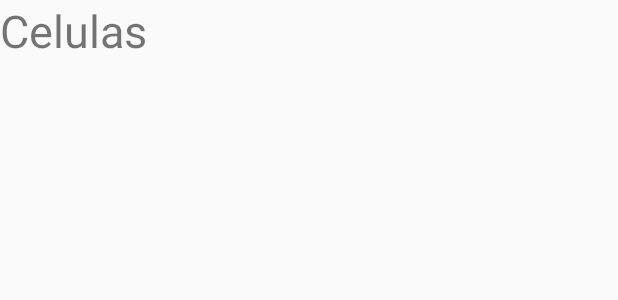
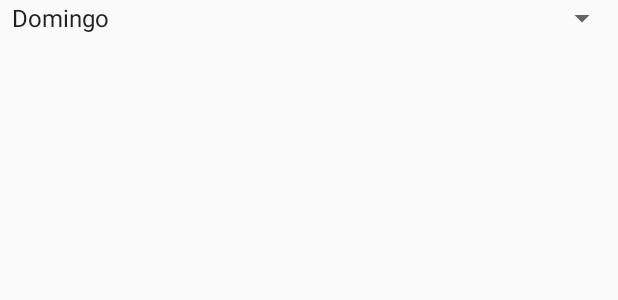
Before and after one commit to JonatasVeloso/Celulas, an Android app: the layout fragment_celulas.xml on its own in the app's theme, with its tools: preview values and no code run, on a phone screen of 412 x 824 dp. Shown: the top 300 px of the screen. Run offline under Robolectric (Android 15) with nearby library versions, the phone set to English and light mode, and no system bars.

Commit message:
Adicionado Spinner em Células e Alterado os títulos da activity

```diff
--- a/app/build.gradle
+++ b/app/build.gradle
@@ -26,4 +26,5 @@ dependencies {
     testImplementation 'junit:junit:4.12'
     androidTestImplementation 'com.android.support.test:runner:1.0.2'
     androidTestImplementation 'com.android.support.test.espresso:espresso-core:3.0.2'
+    implementation 'com.android.support:recyclerview-v7:28.0.0'
 }
--- a/app/src/main/java/com/example/celulas/MainActivity.java
+++ b/app/src/main/java/com/example/celulas/MainActivity.java
@@ -77,19 +77,24 @@ public class MainActivity extends AppCompatActivity
         int id = item.getItemId();
 
         if (id == R.id.nav_inicio) {
+            setTitle("Vida Plena");
             getSupportFragmentManager().beginTransaction().replace(R.id.content,
                     new InicioFragment()).commit();
         } else if (id == R.id.nav_celula) {
+            setTitle("Células");
             getSupportFragmentManager().beginTransaction().replace(R.id.content,
                     new CelulasFragment()).commit();
         } else if (id == R.id.nav_share) {
+            setTitle("Compartilhar");
             Toast.makeText(this,"Compartilhar", Toast.LENGTH_SHORT).show();
             getSupportFragmentManager().beginTransaction().replace(R.id.content,
                     new CompartilharFragment()).commit();
         } else if (id == R.id.nav_contato) {
+            setTitle("Contato");
             getSupportFragmentManager().beginTransaction().replace(R.id.content,
                     new ContatoFragment()).commit();
         } else if (id == R.id.nav_ideia) {
+            setTitle("Ideias");
             getSupportFragmentManager().beginTransaction().replace(R.id.content,
                     new IdeiasFragment()).commit();
         }
--- a/app/src/main/res/layout/fragment_celulas.xml
+++ b/app/src/main/res/layout/fragment_celulas.xml
@@ -1,13 +1,15 @@
 <?xml version="1.0" encoding="utf-8"?>
 <LinearLayout xmlns:android="http://schemas.android.com/apk/res/android"
-    android:orientation="vertical"
     android:layout_width="match_parent"
-    android:layout_height="match_parent">
+    android:layout_height="match_parent"
+    android:orientation="vertical">
 
-    <TextView
-        android:layout_width="wrap_content"
+    <Spinner
+        android:id="@+id/spinner"
+        android:layout_width="match_parent"
         android:layout_height="wrap_content"
-        android:text="Celulas"
-        android:textSize="30sp"/>
+        android:entries="@array/Semana"
+        android:scrollbarSize="80dp"
+        android:prompt="@string/msg_semana" />
 
 </LinearLayout>
--- a/app/src/main/res/menu/activity_main_drawer.xml
+++ b/app/src/main/res/menu/activity_main_drawer.xml
@@ -16,6 +16,9 @@
 
         <item android:title="IDE">
             <menu>
+            </menu>
+        </item>
+
         <item
             android:id="@+id/nav_share"
             android:icon="@drawable/ic_menu_share"
@@ -28,8 +31,8 @@
             android:id="@+id/nav_ideia"
             android:icon="@drawable/ic_menu_luz"
             android:title="Ideias" />
-            </menu>
-        </item>
+
+
     </group>
 
 </menu>
--- a/app/src/main/res/values/strings.xml
+++ b/app/src/main/res/values/strings.xml
@@ -7,4 +7,14 @@
     <string name="nav_header_subtitle">e-mail</string>
     <string name="nav_header_desc">Navigation header</string>
     <string name="action_settings">Settings</string>
+    <string name="msg_semana">Escolha uma dia da Semana</string>
+    <string-array name="Semana" size="50dp">
+        <item>Domingo</item>
+        <item>Segunda</item>
+        <item>Terça</item>
+        <item>Quarta</item>
+        <item>Quinta</item>
+        <item>Sexta</item>
+        <item>Sábado</item>
+    </string-array>
 </resources>
```
Lines whose indentation alone changed are shown as unchanged.
